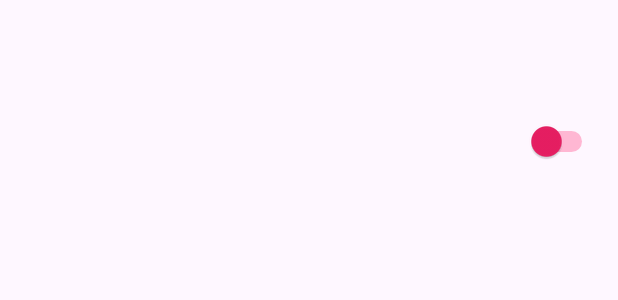
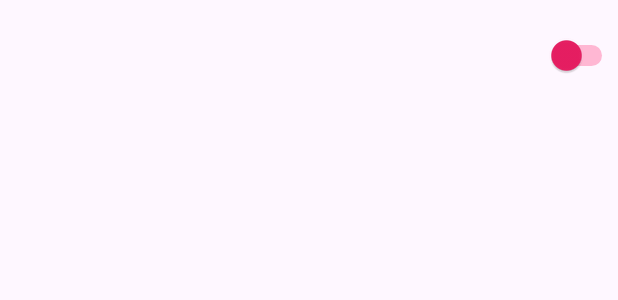
Before and after one commit to lomba481/ZoomImage, an Android app: the layout activity2.xml on its own in the app's theme, with its tools: preview values and no code run, on a phone screen of 412 x 824 dp. Shown: the top 300 px of the screen. Run offline under Robolectric (Android 15) with nearby library versions, the phone set to English and light mode, and no system bars.

```diff
--- a/app/src/main/java/com/example/zoomimage/Activity3.java
+++ b/app/src/main/java/com/example/zoomimage/Activity3.java
@@ -44,6 +44,7 @@ public class Activity3 extends AppCompatActivity {
 
     StorageReference storage;
 
+
     @Override
     protected void onCreate(@Nullable Bundle savedInstanceState) {
         super.onCreate(savedInstanceState);
@@ -84,10 +85,7 @@ public class Activity3 extends AppCompatActivity {
 
         databaseReference = firebaseDatabase.getReference().child("Lampada");
 
-        bloccoName = findViewById(R.id.NomeBlocco);
-        bloccoDescription = findViewById(R.id.DescrizioneBlocco);
 
-//        blocco = new Blocco();
 
         sendDatabtn = findViewById(R.id.SalvaBtn);
 
@@ -119,8 +117,6 @@ public class Activity3 extends AppCompatActivity {
         viewPager.setImageURI(uri);
     }
     private void addDataFirebase(String name, String description, Uri uri) {
-//        blocco.setBloccoName(name);
-//        blocco.setBloccoDescription(description);
 
 
         StorageReference filepath = storage.child("lampada_immagini").child(uri.getLastPathSegment());
--- a/app/src/main/res/layout/activity2.xml
+++ b/app/src/main/res/layout/activity2.xml
@@ -11,24 +11,17 @@
         android:layout_width="match_parent"
         android:layout_height="match_parent"
         tools:layout_editor_absoluteX="159dp"
-        tools:layout_editor_absoluteY="210dp">
+        tools:layout_editor_absoluteY="210dp"/>
 
-        <Switch
-            android:id="@+id/switchBtn"
-            android:layout_width="58dp"
-            android:layout_height="100dp"
-            android:layout_alignParentTop="true"
-            android:layout_alignParentEnd="true"
-            android:layout_alignParentBottom="true"
-            android:layout_marginTop="7dp"
-            android:layout_marginEnd="13dp"
-            android:layout_marginBottom="643dp"
-            android:thumbTint="#E91E63"
-            android:trackTint="#FF0057"
-            tools:ignore="UseSwitchCompatOrMaterialXml" />
-
-
-    </RelativeLayout>
+    <Switch
+        android:id="@+id/switchBtn"
+        android:layout_width="63dp"
+        android:layout_height="73dp"
+        android:checked="false"
+        android:thumbTint="#E91E63"
+        android:trackTint="#FF0057"
+        app:layout_constraintEnd_toEndOf="parent"
+        tools:ignore="MissingConstraints,UseSwitchCompatOrMaterialXml" />
 
 
 
```
Also changed, not shown: app/src/main/java/com/example/zoomimage/Activity2.java (+125 -123 lines), app/src/main/java/com/example/zoomimage/Lampada.java (added, +39 -0 lines), app/src/main/java/com/example/zoomimage/MainActivity.java (+6 -2 lines).
